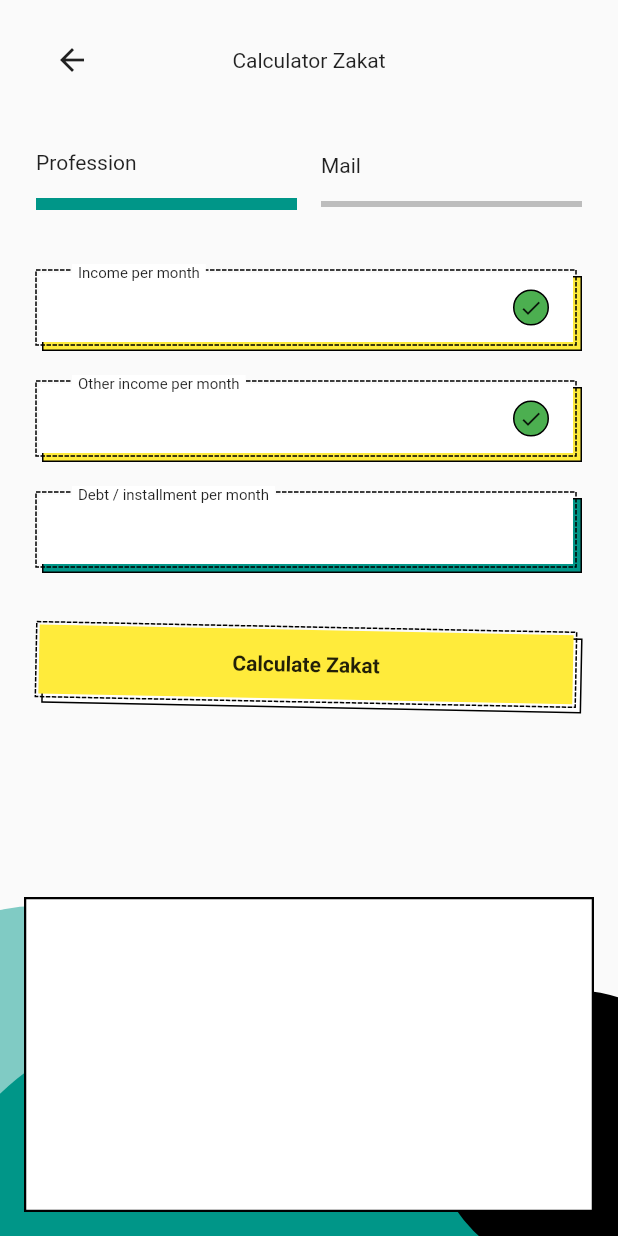
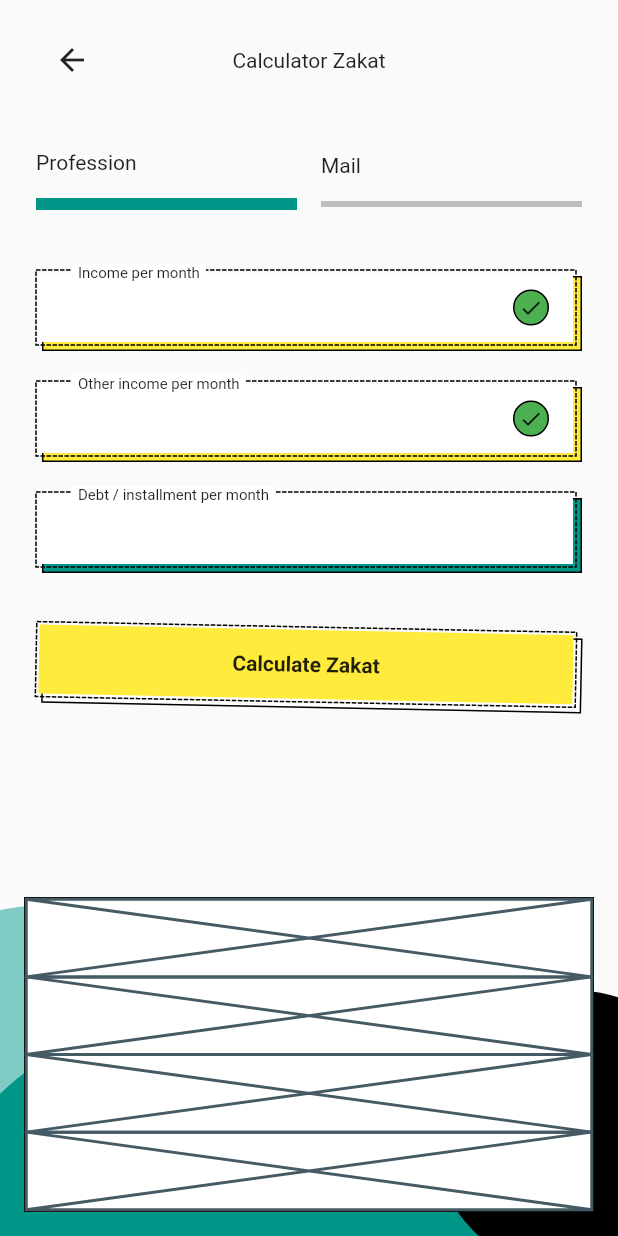
Before and after one commit to JAICHANGPARK/flutter_notebook_18th_story, a Flutter app: the screen it shows after launch, on a phone screen of 412 x 824 dp. Run offline on Flutter 3.47's test engine with Material 2 defaults, Android fonts, the phone set to English and light mode, and no system bars; drawn by our look-alikes of dotted_border; our stand-ins replace cached_network_image, flutter_lorem, flutter_riverpod, flutter_svg, freezed_annotation, go_router and 3 more.

Commit message:
Update funding_home_page.dart

```diff
--- a/lib/ep1085_funding_app/src/ui/funding_home_page.dart
+++ b/lib/ep1085_funding_app/src/ui/funding_home_page.dart
@@ -402,6 +402,16 @@ class FundingHomePage extends StatelessWidget {
                             width: 1.5,
                           ),
                         ),
+                        child: Column(
+                          children: [
+                            Expanded(
+                              child: Placeholder(),
+                            ),
+                            Expanded(child: Placeholder(),),
+                            Expanded(child: Placeholder(),),
+                            Expanded(child: Placeholder(),),
+                          ],
+                        ),
                       ),
                     )
                   ],
```
